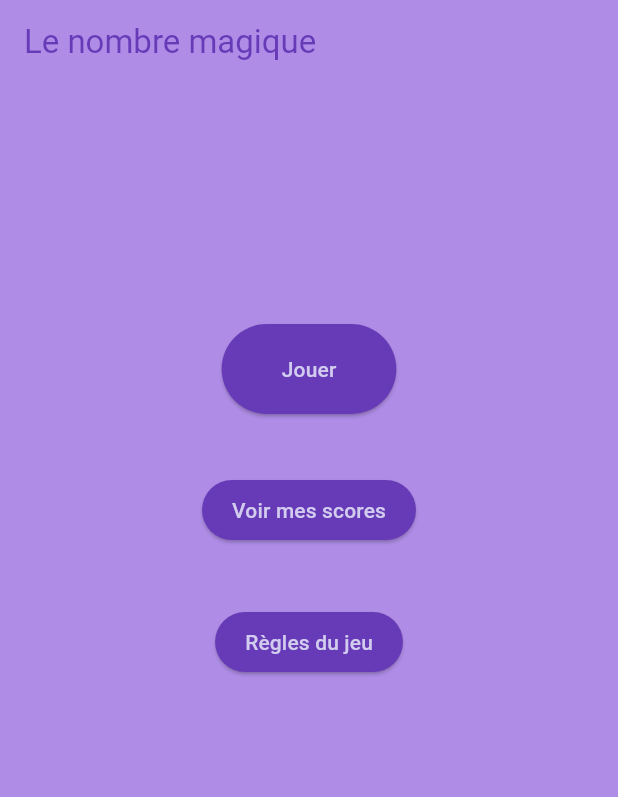
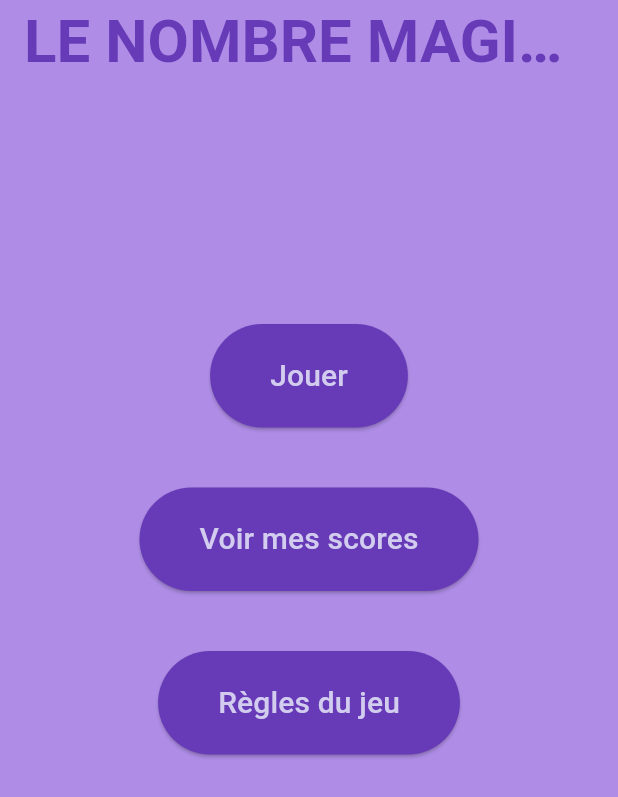
Before and after one commit to Adamdaniel16/tp_mobile, a Flutter app: the screen it shows after launch, on a phone screen of 412 x 824 dp. Shown: the top 797 px of the screen. Run offline on Flutter 3.47's test engine with Material 3 defaults, Android fonts, the phone set to English and light mode, and no system bars.

Commit message:
Modification style

```diff
--- a/lib/ui/accueil.dart
+++ b/lib/ui/accueil.dart
@@ -14,7 +14,7 @@ class _AccueilPageState extends State<Accueil> {
     return Scaffold(
       backgroundColor: const Color(0xFFAF8DE7),
       appBar: AppBar(
-        title: const Text('Le nombre magique', style: TextStyle(color: Colors.deepPurple),),
+        title: const Center(child: Text('LE NOMBRE MAGIQUE', style: TextStyle(color: Colors.deepPurple, fontSize: 40, fontWeight: FontWeight.bold),),),
         backgroundColor: const Color(0xFFAF8DE7),),
       body: Center(
           child: Column(
@@ -25,26 +25,26 @@ class _AccueilPageState extends State<Accueil> {
                     padding: MaterialStatePropertyAll(EdgeInsets.symmetric(horizontal: 40, vertical: 20)),
                     backgroundColor: MaterialStatePropertyAll(Colors.deepPurple),
                   ),
-                  child: const Text('Jouer', style: TextStyle(color: Color(0xFFD2CCEF)),),
+                  child: const Text('Jouer', style: TextStyle(color: Color(0xFFD2CCEF), fontSize: 20), ),
                   onPressed: () {  },//onPressed: () => context.go('mettre le chemin'),
               ),
               const Padding(padding: EdgeInsets.all(20.0),),
               ElevatedButton(
                   style: const ButtonStyle(
-                    padding: MaterialStatePropertyAll(EdgeInsets.symmetric(horizontal: 20)),
+                    padding: MaterialStatePropertyAll(EdgeInsets.symmetric(horizontal: 40, vertical: 20)),
                     backgroundColor: MaterialStatePropertyAll(Colors.deepPurple),
                   ),
-                  child: const Text('Voir mes scores', style: TextStyle(color: Color(0xFFD2CCEF)),),
+                  child: const Text('Voir mes scores', style: TextStyle(color: Color(0xFFD2CCEF), fontSize: 20),),
                   onPressed: () {  },//onPressed: () => context.go('mettre le chemin'),
                 //onPressed: () => context.go(''),
               ),
               const Padding(padding: EdgeInsets.all(20.0),),
               ElevatedButton(
                   style: const ButtonStyle(
-                    padding: MaterialStatePropertyAll(EdgeInsets.symmetric(horizontal: 20)),
+                    padding: MaterialStatePropertyAll(EdgeInsets.symmetric(horizontal: 40, vertical: 20)),
                     backgroundColor: MaterialStatePropertyAll(Colors.deepPurple),
                   ),
-                  child: const Text('Règles du jeu', style: TextStyle(color: Color(0xFFD2CCEF)),),
+                  child: const Text('Règles du jeu', style: TextStyle(color: Color(0xFFD2CCEF), fontSize: 20),),
                   onPressed: () {  },//onPressed: () => context.go('mettre le chemin'),
                 //onPressed: () => context.go(''),
               ),
```
